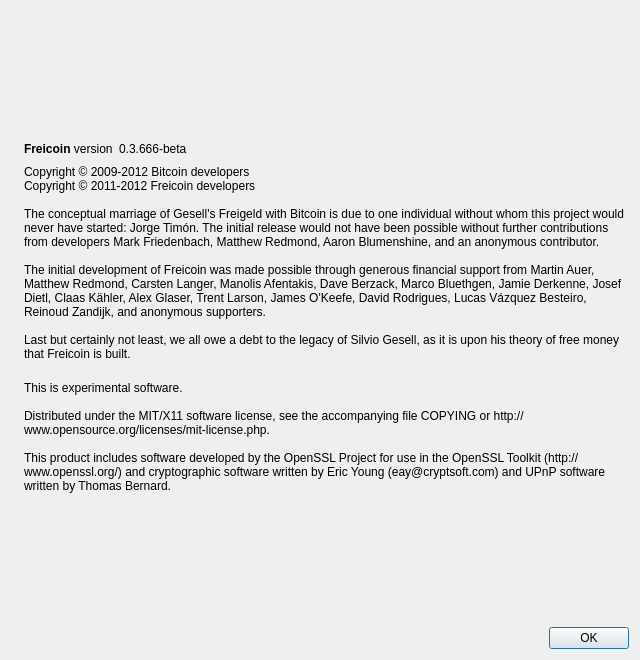
Old version of the form src/qt/forms/aboutdialog.ui in the repository dixiecoin/dixiecoin.
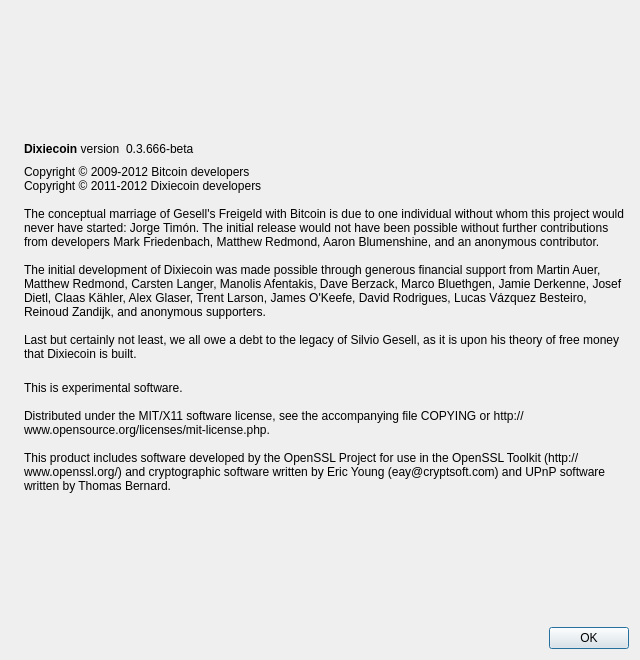
New version of the form. Icons and pictures are not drawn.

```diff
--- a/src/qt/forms/aboutdialog.ui
+++ b/src/qt/forms/aboutdialog.ui
@@ -50,7 +50,7 @@
           <cursorShape>IBeamCursor</cursorShape>
          </property>
          <property name="text">
-          <string>&lt;b&gt;Freicoin&lt;/b&gt; version</string>
+          <string>&lt;b&gt;Dixiecoin&lt;/b&gt; version</string>
          </property>
          <property name="textInteractionFlags">
           <set>Qt::LinksAccessibleByMouse|Qt::TextSelectableByKeyboard|Qt::TextSelectableByMouse</set>
@@ -92,13 +92,13 @@
        </property>
        <property name="text">
         <string>Copyright © 2009-2012 Bitcoin developers
-Copyright © 2011-2012 Freicoin developers
+Copyright © 2011-2012 Dixiecoin developers
 
 The conceptual marriage of Gesell's Freigeld with Bitcoin is due to one individual without whom this project would never have started: Jorge Timón. The initial release would not have been possible without further contributions from developers Mark Friedenbach, Matthew Redmond, Aaron Blumenshine, and an anonymous contributor.
 
-The initial development of Freicoin was made possible through generous financial support from Martin Auer, Matthew Redmond, Carsten Langer, Manolis Afentakis, Dave Berzack, Marco Bluethgen, Jamie Derkenne, Josef Dietl, Claas Kähler, Alex Glaser, Trent Larson, James O'Keefe, David Rodrigues, Lucas Vázquez Besteiro, Reinoud Zandijk, and anonymous supporters.
+The initial development of Dixiecoin was made possible through generous financial support from Martin Auer, Matthew Redmond, Carsten Langer, Manolis Afentakis, Dave Berzack, Marco Bluethgen, Jamie Derkenne, Josef Dietl, Claas Kähler, Alex Glaser, Trent Larson, James O'Keefe, David Rodrigues, Lucas Vázquez Besteiro, Reinoud Zandijk, and anonymous supporters.
 
-Last but certainly not least, we all owe a debt to the legacy of Silvio Gesell, as it is upon his theory of free money that Freicoin is built.</string>
+Last but certainly not least, we all owe a debt to the legacy of Silvio Gesell, as it is upon his theory of free money that Dixiecoin is built.</string>
        </property>
        <property name="wordWrap">
         <bool>true</bool>
```
Left out of the diff: 2 changed lines with no effect on the pictures.
